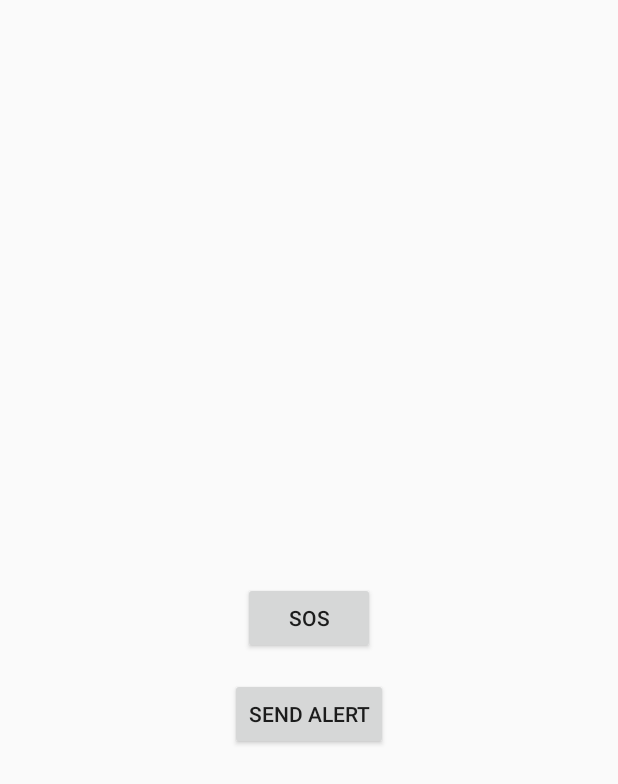
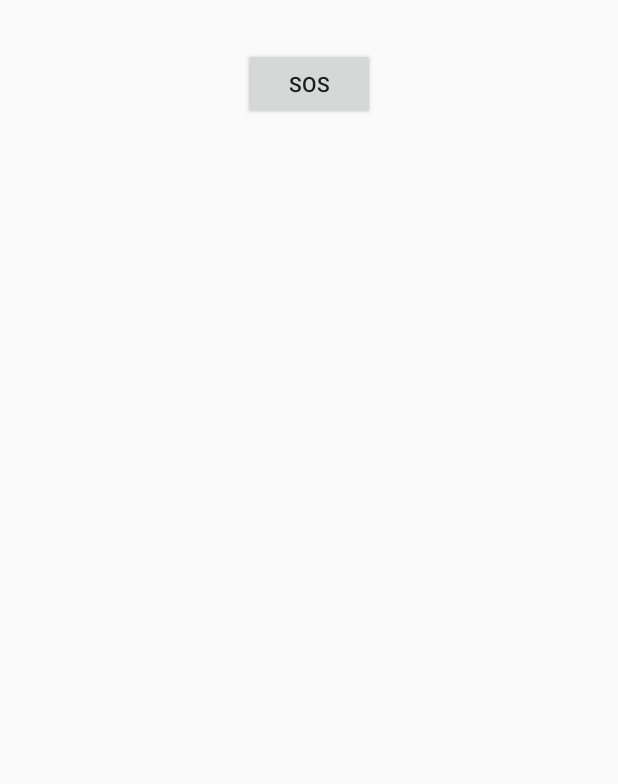
Before and after one commit to Samarth66/guardianTeenApp, an Android app built with Jetpack Compose: the ChildScreenActivity screen opened directly, with no data from a screen before it, on a phone screen of 412 x 824 dp. Shown: the top 784 px of the screen. Run offline under Robolectric (Android 15) with nearby library versions, the phone set to English and light mode, and no system bars; our stand-ins replace Volley; network calls fail.

```diff
--- a/app/src/main/res/layout/activity_child_screen.xml
+++ b/app/src/main/res/layout/activity_child_screen.xml
@@ -4,20 +4,13 @@
     android:layout_height="match_parent"
     android:padding="16dp">
 
-    <!-- SOS Button -->
-    <Button
-        android:id="@+id/sosButton"
-        android:layout_width="wrap_content"
-        android:layout_height="wrap_content"
-        android:text="SOS"
-        android:layout_centerInParent="true" />
+
 
     <Button
         android:id="@+id/sendAlertButton"
         android:layout_width="wrap_content"
         android:layout_height="wrap_content"
-        android:text="Send Alert"
-        android:layout_below="@id/sosButton"
+        android:text="SOS"
         android:layout_centerHorizontal="true"
         android:layout_marginTop="16dp"/>
 </RelativeLayout>
```
Also changed, not shown: app/src/main/java/com/example/guardianteen/ChildScreenActivity.kt (+56 -44 lines).
